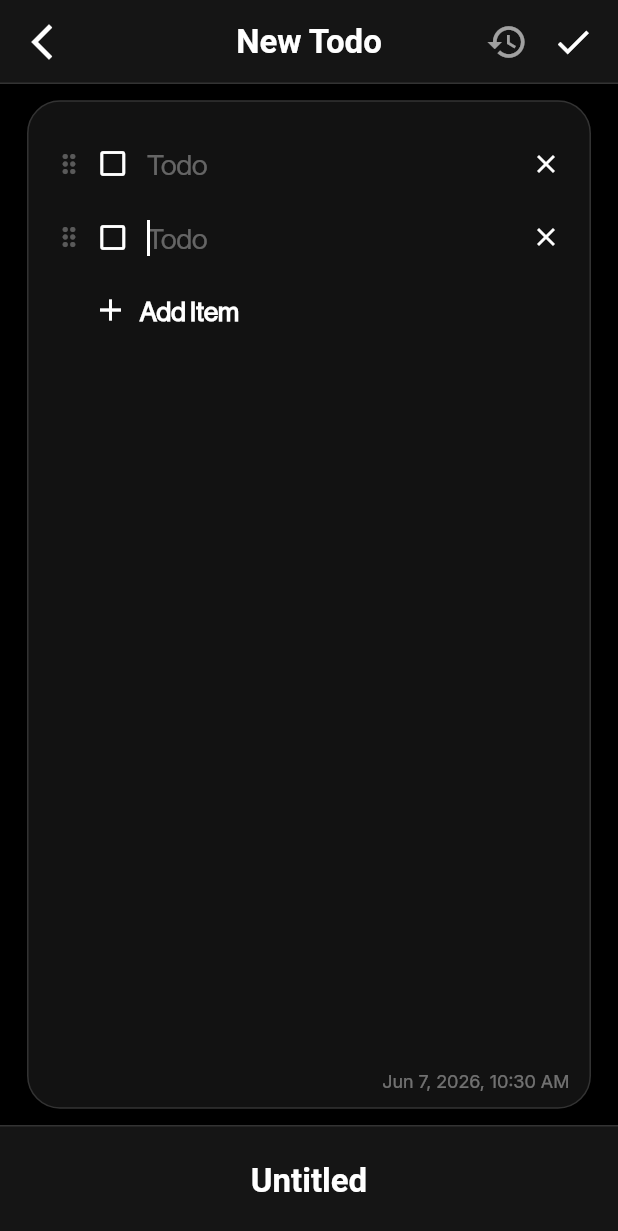
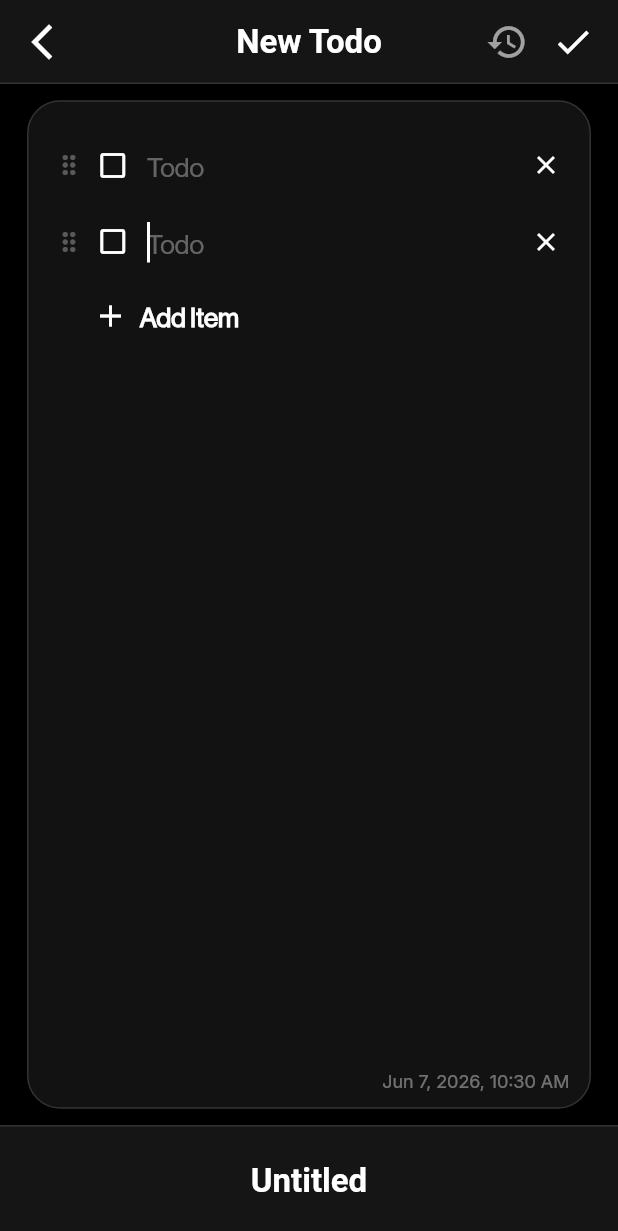
Before and after one commit to ausabbir76/Notes-Todos-App, a Flutter app: the TodoEditorScreen screen opened directly, after a tap on "Add Item", on a phone screen of 412 x 824 dp. Shown: the top 1231 px of the screen. Run offline on Flutter 3.47's test engine with Material 3 defaults, Android fonts, the phone set to English and light mode, and no system bars; our stand-ins replace shared_preferences, sqflite; accounts and stored records are empty.

Commit message:
Added zoom gesture text resize now also avaiable in note/todo editor screen

```diff
--- a/lib/src/app/theme/theme_controller.dart
+++ b/lib/src/app/theme/theme_controller.dart
@@ -53,7 +53,7 @@ class ThemeController extends ChangeNotifier with WidgetsBindingObserver {
   Future<void> initialize() async {
     final prefs = await SharedPreferences.getInstance();
     _followSystem = prefs.getBool('theme_follow_system') ?? false;
-    _textScale = prefs.getDouble('theme_text_scale') ?? 1.0;
+    _textScale = 1.0;
 
     final savedTypeIndex = prefs.getInt('theme_type_index');
     ThemeType? themeType;
--- a/lib/src/features/notes_todos/presentation/todo_editor_screen.dart
+++ b/lib/src/features/notes_todos/presentation/todo_editor_screen.dart
@@ -27,6 +27,7 @@ class _TodoEditorScreenState extends State<TodoEditorScreen> {
   final List<_TodoState> _history = [];
   bool _isUndoing = false;
   Timer? _historyDebounce;
+  double _baseScale = 1.0;
 
   @override
   void initState() {
@@ -144,7 +145,11 @@ class _TodoEditorScreenState extends State<TodoEditorScreen> {
 
   @override
   Widget build(BuildContext context) {
+    return ListenableBuilder(
+      listenable: ThemeController(),
+      builder: (context, _) {
         final theme = ThemeController().currentTheme;
+        final textScale = ThemeController().textScale;
 
         return Scaffold(
           extendBody: true,
@@ -163,7 +168,14 @@ class _TodoEditorScreenState extends State<TodoEditorScreen> {
             titleFocusNode: _titleFocusNode,
             textInputAction: TextInputAction.done,
           ),
-      body: NeonBackground(
+          body: GestureDetector(
+            onScaleStart: (_) => _baseScale = ThemeController().textScale,
+            onScaleUpdate: (details) {
+              if (details.pointerCount >= 2) {
+                ThemeController().setTextScale(_baseScale * details.scale);
+              }
+            },
+            child: NeonBackground(
               theme: theme,
               child: LayoutBuilder(
                 builder: (context, constraints) {
@@ -238,7 +250,7 @@ class _TodoEditorScreenState extends State<TodoEditorScreen> {
                                           'Add Item',
                                           style: theme.themeItemTitleStyle.copyWith(
                                             color: theme.primaryColor,
-                                      fontSize: 16,
+                                            fontSize: 16 * textScale,
                                           ),
                                         ),
                                       ),
@@ -250,6 +262,7 @@ class _TodoEditorScreenState extends State<TodoEditorScreen> {
                                         key: _tasks[i].key,
                                         index: i,
                                         draft: _tasks[i],
+                                        textScale: textScale,
                                         onToggle: () {
                                           setState(() {
                                             _tasks[i].completed = !_tasks[i].completed;
@@ -275,6 +288,9 @@ class _TodoEditorScreenState extends State<TodoEditorScreen> {
                 },
               ),
             ),
+          ),
+        );
+      },
     );
   }
 
@@ -328,6 +344,7 @@ class _TaskEditorRow extends StatelessWidget {
     required this.onToggle,
     required this.onRemove,
     required this.onAdd,
+    required this.textScale,
     super.key,
   });
 
@@ -336,6 +353,7 @@ class _TaskEditorRow extends StatelessWidget {
   final VoidCallback onToggle;
   final VoidCallback onRemove;
   final VoidCallback onAdd;
+  final double textScale;
 
   @override
   Widget build(BuildContext context) {
@@ -379,13 +397,14 @@ class _TaskEditorRow extends StatelessWidget {
               }
             },
             style: theme.entrySubtitleStyle.copyWith(
-              fontSize: 16,
+              fontSize: 17 * textScale,
               decoration: draft.completed ? TextDecoration.lineThrough : null,
+              height: 1.45,
             ),
             decoration: InputDecoration(
               hintText: 'Todo',
               hintStyle: theme.entrySubtitleStyle.copyWith(
-                fontSize: 17,
+                fontSize: 16 * textScale,
                 color: theme.appBarIconColor.withValues(alpha: .35),
               ),
               border: InputBorder.none,
```
Also changed, not shown: lib/src/features/notes_todos/presentation/note_editor_screen.dart (+21 -3 lines). Lines whose indentation alone changed are shown as unchanged.
